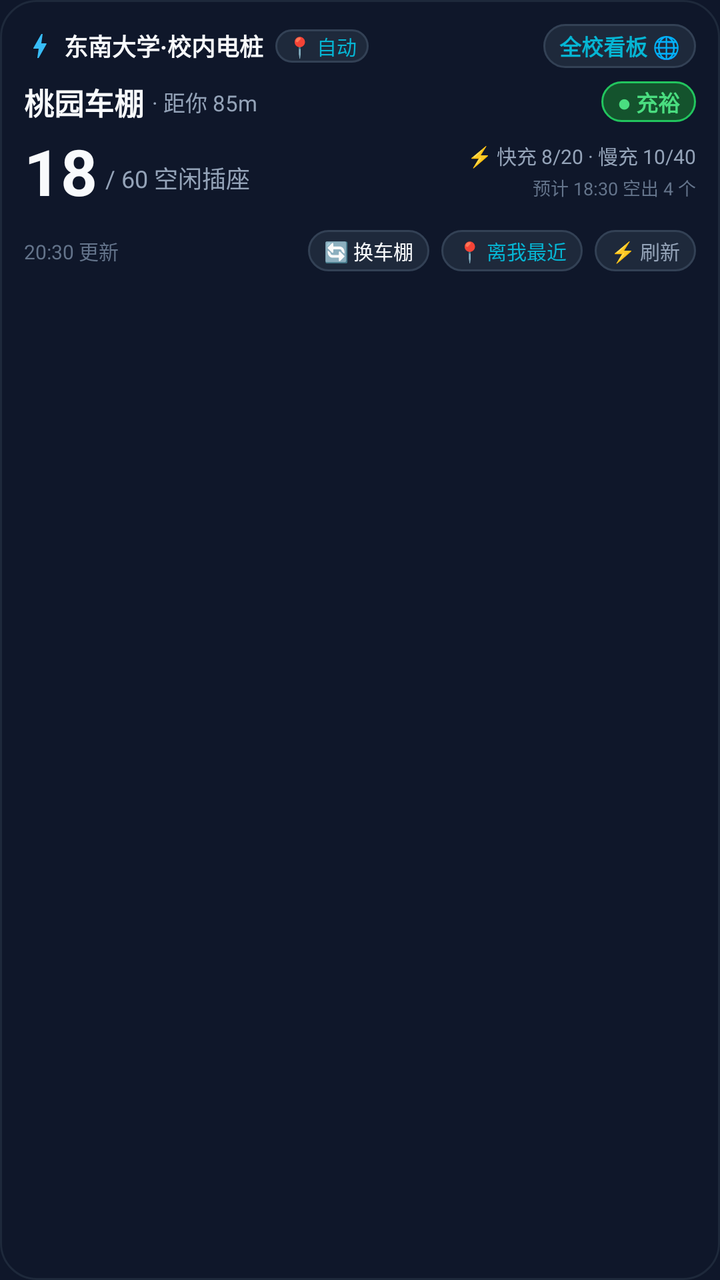
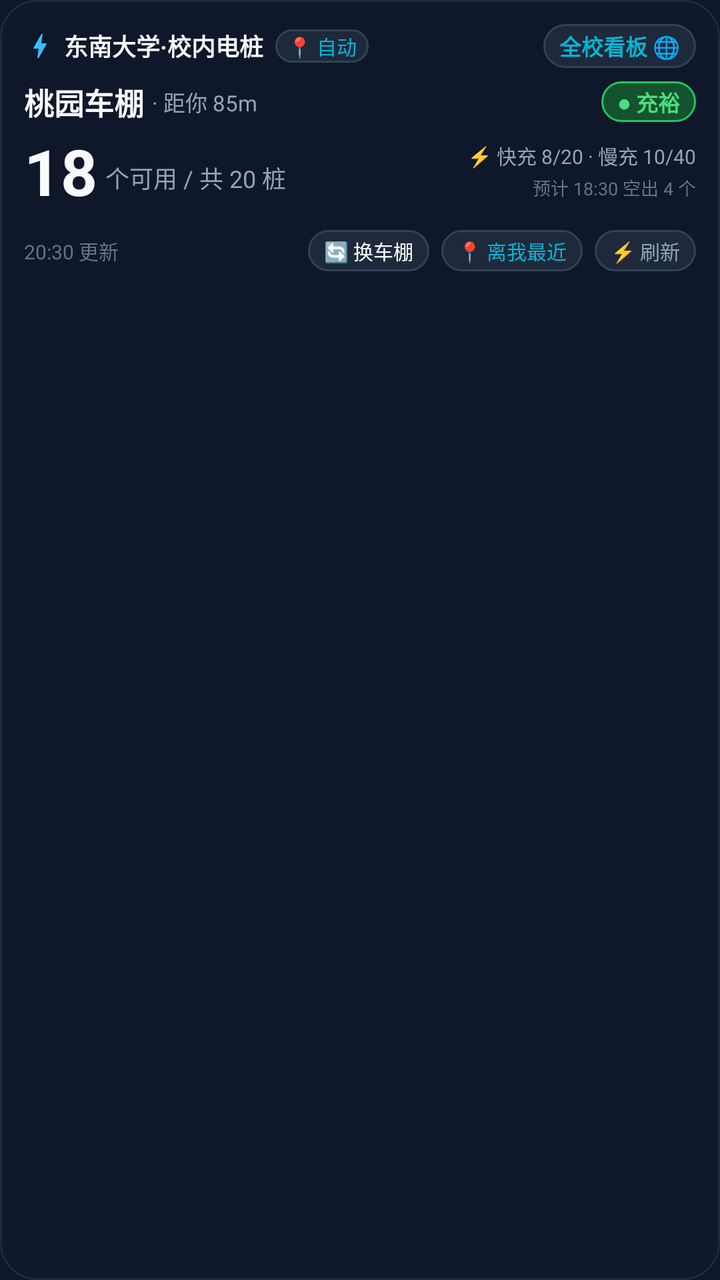

Screens rendered from an Android XML layout before and after an edit, with the pre-edit source and the edit as a unified diff.
<!-- AndroidManifest.xml: application theme Theme.SEUChargingWidget -->
<!-- res/layout/widget_charging_4x2.xml -->
<?xml version="1.0" encoding="utf-8"?>
<LinearLayout xmlns:android="http://schemas.android.com/apk/res/android"
    android:id="@+id/widget_root"
    android:layout_width="match_parent"
    android:layout_height="match_parent"
    android:background="@drawable/bg_widget_card"
    android:orientation="vertical"
    android:padding="12dp">

    
    <LinearLayout
        android:layout_width="match_parent"
        android:layout_height="wrap_content"
        android:gravity="center_vertical"
        android:orientation="horizontal">

        <ImageView
            android:layout_width="16dp"
            android:layout_height="16dp"
            android:contentDescription="@string/widget_title"
            android:src="@drawable/ic_bolt" />

        <TextView
            android:layout_width="wrap_content"
            android:layout_height="wrap_content"
            android:layout_marginStart="4dp"
            android:text="@string/widget_title"
            android:textColor="@color/text_primary"
            android:textSize="12sp"
            android:textStyle="bold" />

        <TextView
            android:id="@+id/tv_mode_tag"
            android:layout_width="wrap_content"
            android:layout_height="wrap_content"
            android:layout_marginStart="6dp"
            android:background="@drawable/bg_pill_button"
            android:paddingStart="6dp"
            android:paddingTop="1dp"
            android:paddingEnd="6dp"
            android:paddingBottom="1dp"
            android:text="📍 自动"
            android:textColor="@color/accent_cyan"
            android:textSize="10sp" />

        <FrameLayout
            android:layout_width="0dp"
            android:layout_height="1dp"
            android:layout_weight="1" />

        
        <TextView
            android:id="@+id/btn_web"
            android:layout_width="wrap_content"
            android:layout_height="wrap_content"
            android:background="@drawable/bg_pill_button"
            android:paddingStart="8dp"
            android:paddingTop="3dp"
            android:paddingEnd="8dp"
            android:paddingBottom="3dp"
            android:text="@string/btn_web"
            android:textColor="@color/accent_cyan"
            android:textSize="11sp"
            android:textStyle="bold" />
    </LinearLayout>

    
    <LinearLayout
        android:layout_width="match_parent"
        android:layout_height="wrap_content"
        android:layout_marginTop="6dp"
        android:gravity="center_vertical"
        android:orientation="horizontal">

        <TextView
            android:id="@+id/tv_station_name"
            android:layout_width="wrap_content"
            android:layout_height="wrap_content"
            android:ellipsize="end"
            android:maxWidth="180dp"
            android:singleLine="true"
            android:text="桃园车棚"
            android:textColor="@color/text_primary"
            android:textSize="15sp"
            android:textStyle="bold" />

        <TextView
            android:id="@+id/tv_distance_info"
            android:layout_width="wrap_content"
            android:layout_height="wrap_content"
            android:layout_marginStart="4dp"
            android:text="· 距你 85m"
            android:textColor="@color/text_secondary"
            android:textSize="11sp" />

        <FrameLayout
            android:layout_width="0dp"
            android:layout_height="1dp"
            android:layout_weight="1" />

        
        <TextView
            android:id="@+id/tv_status_badge"
            android:layout_width="wrap_content"
            android:layout_height="wrap_content"
            android:background="@drawable/bg_badge_green"
            android:paddingStart="8dp"
            android:paddingTop="2dp"
            android:paddingEnd="8dp"
            android:paddingBottom="2dp"
            android:text="● 充裕"
            android:textColor="@color/status_green_text"
            android:textSize="11sp"
            android:textStyle="bold" />
    </LinearLayout>

    
    <LinearLayout
        android:layout_width="match_parent"
        android:layout_height="wrap_content"
        android:layout_marginTop="2dp"
        android:gravity="center_vertical"
        android:orientation="horizontal">

        
        <LinearLayout
            android:layout_width="wrap_content"
            android:layout_height="wrap_content"
            android:gravity="bottom"
            android:orientation="horizontal">

            <TextView
                android:id="@+id/tv_free_count"
                android:layout_width="wrap_content"
                android:layout_height="wrap_content"
                android:text="18"
                android:textColor="@color/text_primary"
                android:textSize="32sp"
                android:textStyle="bold" />

            <TextView
                android:id="@+id/tv_total_suffix"
                android:layout_width="wrap_content"
                android:layout_height="wrap_content"
                android:layout_marginStart="4dp"
                android:layout_marginBottom="4dp"
                android:text="/ 60 空闲插座"
                android:textColor="@color/text_secondary"
                android:textSize="12sp" />
        </LinearLayout>

        <FrameLayout
            android:layout_width="0dp"
            android:layout_height="1dp"
            android:layout_weight="1" />

        
        <LinearLayout
            android:layout_width="wrap_content"
            android:layout_height="wrap_content"
            android:gravity="end"
            android:orientation="vertical">

            <TextView
                android:id="@+id/tv_breakdown"
                android:layout_width="wrap_content"
                android:layout_height="wrap_content"
                android:text="⚡ 快充 8/20 · 慢充 10/40"
                android:textColor="@color/text_secondary"
                android:textSize="10sp" />

            <TextView
                android:id="@+id/tv_trend_prediction"
                android:layout_width="wrap_content"
                android:layout_height="wrap_content"
                android:layout_marginTop="2dp"
                android:text="预计 18:30 空出 4 个"
                android:textColor="@color/text_muted"
                android:textSize="9sp" />
        </LinearLayout>
    </LinearLayout>

    
    <LinearLayout
        android:layout_width="match_parent"
        android:layout_height="wrap_content"
        android:layout_marginTop="8dp"
        android:gravity="center_vertical"
        android:orientation="horizontal">

        <TextView
            android:id="@+id/tv_update_time"
            android:layout_width="wrap_content"
            android:layout_height="wrap_content"
            android:text="20:30 更新"
            android:textColor="@color/text_muted"
            android:textSize="10sp" />

        <FrameLayout
            android:layout_width="0dp"
            android:layout_height="1dp"
            android:layout_weight="1" />

        
        <TextView
            android:id="@+id/btn_switch_next"
            android:layout_width="wrap_content"
            android:layout_height="wrap_content"
            android:layout_marginEnd="6dp"
            android:background="@drawable/bg_pill_button"
            android:paddingStart="8dp"
            android:paddingTop="3dp"
            android:paddingEnd="8dp"
            android:paddingBottom="3dp"
            android:text="@string/btn_switch_next"
            android:textColor="@color/text_primary"
            android:textSize="10sp" />

        
        <TextView
            android:id="@+id/btn_auto_locate"
            android:layout_width="wrap_content"
            android:layout_height="wrap_content"
            android:layout_marginEnd="6dp"
            android:background="@drawable/bg_pill_button"
            android:paddingStart="8dp"
            android:paddingTop="3dp"
            android:paddingEnd="8dp"
            android:paddingBottom="3dp"
            android:text="@string/btn_auto_loc"
            android:textColor="@color/accent_cyan"
            android:textSize="10sp" />

        
        <TextView
            android:id="@+id/btn_refresh"
            android:layout_width="wrap_content"
            android:layout_height="wrap_content"
            android:background="@drawable/bg_pill_button"
            android:paddingStart="8dp"
            android:paddingTop="3dp"
            android:paddingEnd="8dp"
            android:paddingBottom="3dp"
            android:text="@string/btn_refresh"
            android:textColor="@color/text_secondary"
            android:textSize="10sp" />
    </LinearLayout>

</LinearLayout>
<!-- resources referenced by this layout -->
<resources>
  <color name="accent_cyan">#06b6d4</color>
  <color name="status_green_text">#4ade80</color>
  <color name="text_muted">#64748b</color>
  <color name="text_primary">#f8fafc</color>
  <color name="text_secondary">#94a3b8</color>
  <!-- drawable bg_badge_green (drawable) -->
  <?xml version="1.0" encoding="utf-8"?>
  <shape xmlns:android="http://schemas.android.com/apk/res/android"
      android:shape="rectangle">
      <solid android:color="@color/status_green_bg" />
      <corners android:radius="12dp" />
      <stroke
          android:width="1dp"
          android:color="@color/status_green_stroke" />
  </shape>
  <!-- drawable bg_pill_button (drawable) -->
  <?xml version="1.0" encoding="utf-8"?>
  <shape xmlns:android="http://schemas.android.com/apk/res/android"
      android:shape="rectangle">
      <solid android:color="@color/btn_pill_bg" />
      <corners android:radius="14dp" />
      <stroke
          android:width="1dp"
          android:color="@color/btn_pill_stroke" />
  </shape>
  <!-- drawable bg_widget_card (drawable) -->
  <?xml version="1.0" encoding="utf-8"?>
  <shape xmlns:android="http://schemas.android.com/apk/res/android"
      android:shape="rectangle">
      <solid android:color="#0f172a" />
      <corners android:radius="18dp" />
      <stroke
          android:width="1dp"
          android:color="#1e293b" />
  </shape>
  <!-- drawable ic_bolt (drawable) -->
  <vector xmlns:android="http://schemas.android.com/apk/res/android"
      android:width="24dp"
      android:height="24dp"
      android:viewportWidth="24"
      android:viewportHeight="24">
      <path
          android:fillColor="#38bdf8"
          android:pathData="M11,21h-1l1,-7H7.5c-0.58,0 -0.57,-0.32 -0.38,-0.66c0.19,-0.34 0.05,-0.08 0.07,-0.12C8.48,10.94 10.42,7.54 13,3h1l-1,7h3.5c0.49,0 0.56,0.33 0.31,0.68L11,21z" />
  </vector>
  <string name="btn_auto_loc">📍 离我最近</string>
  <string name="btn_refresh">⚡ 刷新</string>
  <string name="btn_switch_next">🔄 换车棚</string>
  <string name="btn_web">全校看板 🌐</string>
  <string name="widget_title">东南大学·校内电桩</string>
  <style name="Theme.SEUChargingWidget" parent="Theme.MaterialComponents.DayNight.NoActionBar">
          <item name="colorPrimary">@color/accent_blue</item>
          <item name="colorPrimaryVariant">@color/btn_accent_bg</item>
          <item name="colorOnPrimary">@color/text_primary</item>
          <item name="android:statusBarColor">@color/bg_widget</item>
          <item name="android:windowBackground">@color/bg_widget</item>
      </style>
  <color name="status_green_bg">#14532d</color>
  <color name="status_green_stroke">#22c55e</color>
  <color name="btn_pill_bg">#1e293b</color>
  <color name="btn_pill_stroke">#334155</color>
  <color name="accent_blue">#3b82f6</color>
  <color name="btn_accent_bg">#1d4ed8</color>
  <color name="bg_widget">#0f172a</color>
</resources>

<!-- the commit's change to res/layout/widget_charging_4x2.xml (unified diff, before → after) -->
@@ -144,7 +144,7 @@
                 android:layout_height="wrap_content"
                 android:layout_marginStart="4dp"
                 android:layout_marginBottom="4dp"
-                android:text="/ 60 空闲插座"
+                android:text="个可用 / 共 20 桩"
                 android:textColor="@color/text_secondary"
                 android:textSize="12sp" />
         </LinearLayout>
